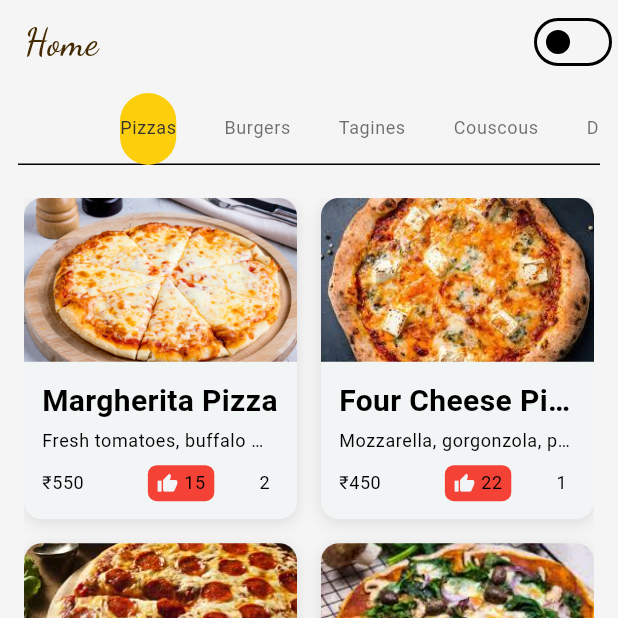
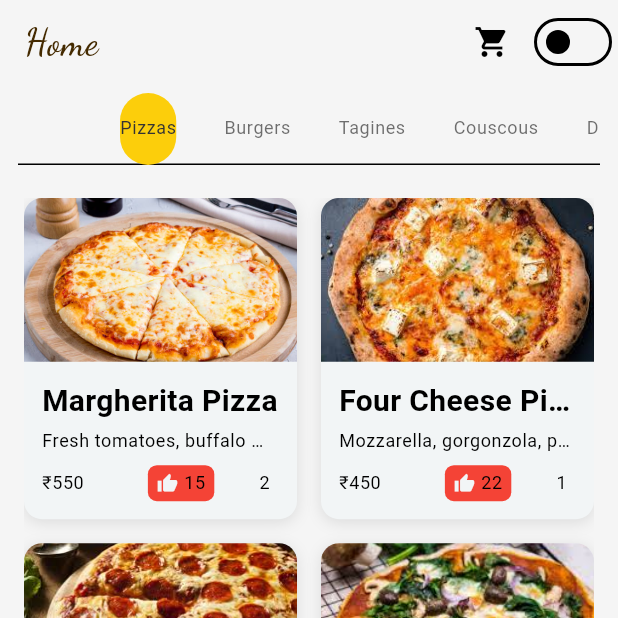
Before and after one commit to ShreeyaKumari/restaurant_app, a Flutter app: the screen it shows after launch, on a phone screen of 412 x 824 dp, the top half of it. Run offline on Flutter 3.47's test engine with Material 3 defaults, Android fonts, the light colour scheme and no system bars; drawn by our look-alikes of persistent_bottom_nav_bar; our stand-ins replace google_fonts; Roboto replaces fonts that are missing (Aboreto).

Commit message:
Cart functionality

```diff
--- a/lib/main.dart
+++ b/lib/main.dart
@@ -1,28 +1,38 @@
 import 'package:flutter/material.dart';
-import 'package:restaurant_app/pages/navWraper.dart';
-import 'package:restaurant_app/utils/colors.dart';
 import 'package:provider/provider.dart';
-import 'package:restaurant_app/utils/theme_provider.dart';
 import 'package:google_fonts/google_fonts.dart';
 
-import 'pages/HomePage.dart';
-import 'pages/SplashScreen.dart';
+import 'package:restaurant_app/pages/HomePage.dart';
+import 'package:restaurant_app/pages/SplashScreen.dart';
+import 'package:restaurant_app/pages/cart_page.dart';
+import 'package:restaurant_app/pages/navWraper.dart';
+
+import 'package:restaurant_app/utils/colors.dart';
+import 'package:restaurant_app/utils/cart_provider.dart';
+import 'package:restaurant_app/utils/theme_provider.dart';
 
 void main() {
   runApp(
-    ChangeNotifierProvider(
-      create: (_) => ThemeProvider(),
-      child: MyApp(),
-    )
+    MultiProvider(
+      providers: [
+        ChangeNotifierProvider(create: (_) => CartProvider()),
+        ChangeNotifierProvider(create: (_) => ThemeProvider()),
+      ],
+      child: const MyApp(),
+    ),
   );
 }
 
 class MyApp extends StatelessWidget {
   const MyApp({super.key});
+
   @override
   Widget build(BuildContext context) {
     final themeProvider = Provider.of<ThemeProvider>(context);
     return MaterialApp(
+      title: "Gourmet House",
+      debugShowCheckedModeBanner: false,
+      themeMode: themeProvider.themeMode,
       theme: ThemeData(
         colorScheme: ColorScheme.light(
           primary: AppColors.background,
@@ -43,10 +53,8 @@ class MyApp extends StatelessWidget {
             color: Colors.black,
             fontWeight: FontWeight.w600,
           ),
-                bodySmall : TextStyle(
-                    fontSize : 12
-                )
-            )
+          bodySmall: const TextStyle(fontSize: 12),
+        ),
       ),
       darkTheme: ThemeData(
         colorScheme: ColorScheme.dark(
@@ -68,18 +76,13 @@ class MyApp extends StatelessWidget {
             color: Colors.white,
             fontWeight: FontWeight.w600,
           ),
-            bodySmall : TextStyle(
-              fontSize : 12
-            )
+          bodySmall: const TextStyle(fontSize: 12),
         ),
       ),
-      themeMode: themeProvider.themeMode,
-      title: "Gourmet House",
-      debugShowCheckedModeBanner: false,
-
       routes: {
         '/': (context) => SplashScreen(),
-        '/home': (context) => NavigationWrapper()
+        '/home': (context) => NavigationWrapper(),
+        '/cart': (context) => const CartPage(),
       },
     );
   }
--- a/lib/pages/HomePage.dart
+++ b/lib/pages/HomePage.dart
@@ -1,9 +1,11 @@
 import 'package:flutter/material.dart';
+import 'package:provider/provider.dart';
 import 'package:restaurant_app/utils/models.dart';
 import 'package:restaurant_app/utils/colors.dart';
 import '../utils/dishes.dart';
 import '../utils/theme_provider.dart';
-import 'package:provider/provider.dart';
+import '../utils/cart_provider.dart';
+import '../pages/cart_page.dart';
 import 'dish_details.dart';
 
 class HomePage extends StatefulWidget {
@@ -23,7 +25,6 @@ class _HomePageState extends State<HomePage> with SingleTickerProviderStateMixin
     'Desserts',
   ];
 
-
   @override
   void initState() {
     super.initState();
@@ -37,13 +38,6 @@ class _HomePageState extends State<HomePage> with SingleTickerProviderStateMixin
   }
 
   List<Dish> getFilteredDishes(String category) {
-    if (category == 'All') {
-      return dishes;
-    } else if (category == 'Your favorite dishes') {
-      List<Dish> likedDishes = dishes.where((dish) => dish.likes > 0).toList();
-      likedDishes.sort((a, b) => b.likes.compareTo(a.likes));
-      return likedDishes;
-    }
     return dishes.where((dish) => dish.category == category).toList();
   }
 
@@ -65,10 +59,21 @@ class _HomePageState extends State<HomePage> with SingleTickerProviderStateMixin
   @override
   Widget build(BuildContext context) {
     final themeProvider = Provider.of<ThemeProvider>(context);
+    final cartProvider = Provider.of<CartProvider>(context);
+
     return Scaffold(
       appBar: AppBar(
         title: Text("Home", style: Theme.of(context).textTheme.bodyLarge),
         actions: [
+          IconButton(
+            icon: const Icon(Icons.shopping_cart),
+            onPressed: () {
+              Navigator.push(
+                context,
+                MaterialPageRoute(builder: (context) => const CartPage()),
+              );
+            },
+          ),
           Switch.adaptive(
             value: themeProvider.isDarkMode,
             onChanged: (value) {
@@ -94,13 +99,8 @@ class _HomePageState extends State<HomePage> with SingleTickerProviderStateMixin
                     ),
                     controller: _tabController,
                     isScrollable: true,
-                    labelColor: themeProvider.isDarkMode
-                        ? AppColors.textLight
-                        : AppColors.textDark,
-                    unselectedLabelColor: (themeProvider.isDarkMode
-                            ? AppColors.textLight
-                            : AppColors.textDark)
-                        .withOpacity(0.7),
+                    labelColor: themeProvider.isDarkMode ? AppColors.textLight : AppColors.textDark,
+                    unselectedLabelColor: (themeProvider.isDarkMode ? AppColors.textLight : AppColors.textDark).withOpacity(0.7),
                     indicatorColor: AppColors.yellow,
                     labelStyle: Theme.of(context).textTheme.bodySmall,
                     unselectedLabelStyle: Theme.of(context).textTheme.bodySmall,
@@ -115,11 +115,19 @@ class _HomePageState extends State<HomePage> with SingleTickerProviderStateMixin
               controller: _tabController,
               children: categories.map((category) {
                 List<Dish> filteredDishes = getFilteredDishes(category);
-                return Container(
-                  padding: EdgeInsets.all(16),
+                return LayoutBuilder(
+                  builder: (context, constraints) {
+                    int crossAxisCount = 2;
+                    if (constraints.maxWidth >= 1200) {
+                      crossAxisCount = 4;
+                    } else if (constraints.maxWidth >= 800) {
+                      crossAxisCount = 3;
+                    }
+                    return Padding(
+                      padding: const EdgeInsets.all(16),
                       child: GridView.builder(
                         gridDelegate: SliverGridDelegateWithFixedCrossAxisCount(
-                      crossAxisCount: 2,
+                          crossAxisCount: crossAxisCount,
                           crossAxisSpacing: 16,
                           mainAxisSpacing: 16,
                           childAspectRatio: 0.85,
@@ -128,13 +136,14 @@ class _HomePageState extends State<HomePage> with SingleTickerProviderStateMixin
                         itemBuilder: (context, index) {
                           return ReferenceDishCard(
                             dish: filteredDishes[index],
-                        onTap: () =>
-                            _showDishDetails(context, filteredDishes[index]),
+                            onTap: () => _showDishDetails(context, filteredDishes[index]),
                             onLike: () => _onLike(filteredDishes[index]),
                             onDislike: () => _onDislike(filteredDishes[index]),
                           );
                         },
                       ),
+                    );
+                  },
                 );
               }).toList(),
             ),
@@ -221,8 +230,8 @@ class ReferenceDishCard extends StatelessWidget {
                 ),
               ),
             ),
-            Container(
-              padding: EdgeInsets.all(12),
+            Padding(
+              padding: const EdgeInsets.all(12),
               child: Column(
                 crossAxisAlignment: CrossAxisAlignment.start,
                 children: [
```
Also changed, not shown: lib/pages/cart_page.dart (added, +66 -0 lines), lib/pages/dish_details.dart (+31 -10 lines), lib/utils/cart.dart (deleted, +0 -13 lines), lib/utils/cart_provider.dart (+30 -13 lines). Lines whose indentation alone changed are shown as unchanged.
